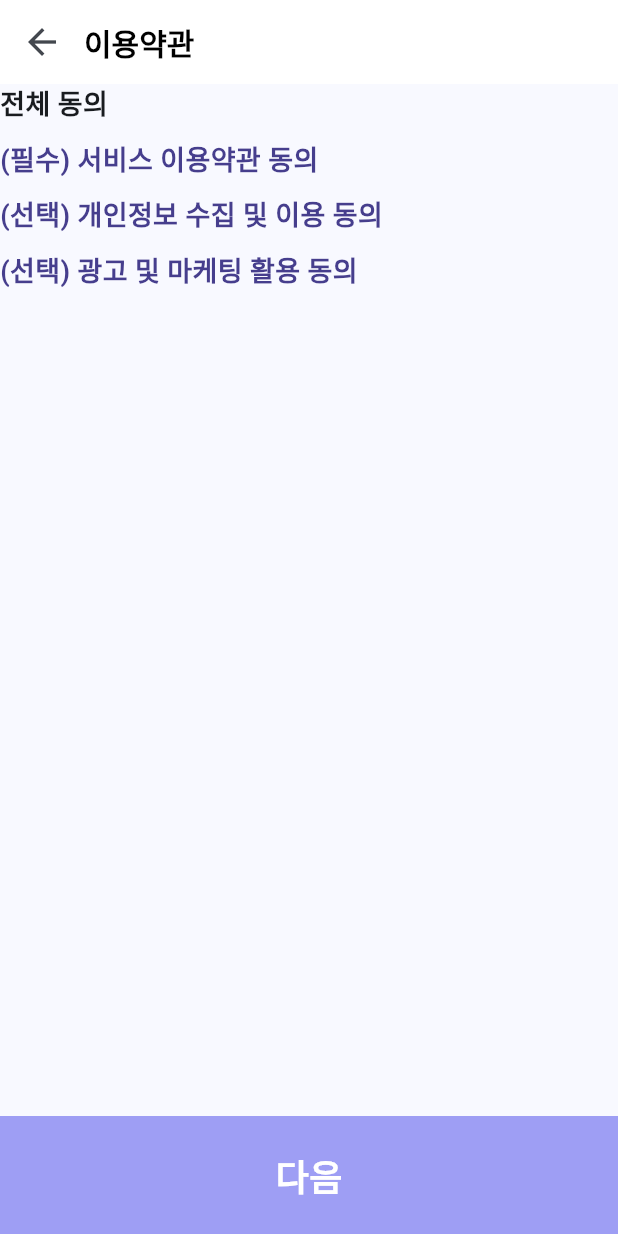
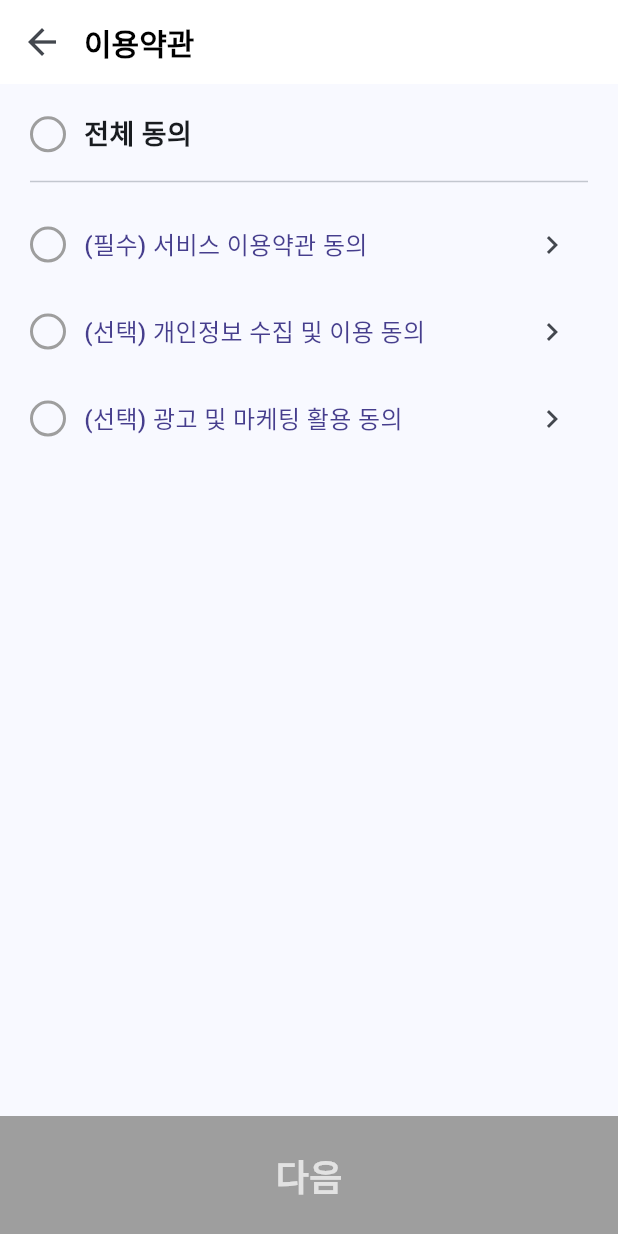
Before and after one commit to jack7141/flutter-app, a Flutter app: the TermsScreen screen opened by its route, on a phone screen of 412 x 824 dp. Run offline on Flutter 3.47's test engine with Material 3 defaults, Android fonts, the phone set to English and light mode, and no system bars; our stand-ins replace dio, flutter_riverpod, font_awesome_flutter, go_router, google_fonts, google_sign_in and 1 more.

Commit message:
약관 화면 UI 완료

```diff
--- a/lib/features/authentication/views/terms_screens.dart
+++ b/lib/features/authentication/views/terms_screens.dart
@@ -10,6 +10,53 @@ class TermsScreen extends StatefulWidget {
 }
 
 class _TermsScreenState extends State<TermsScreen> {
+  bool _agreeAll = false;
+  bool _agreeService = false;
+  bool _agreePrivacy = false;
+  bool _agreeMarketing = false;
+
+  // 원형 체크박스 위젯
+  Widget _buildCircularCheckbox(bool value, Function(bool) onChanged) {
+    return GestureDetector(
+      onTap: () => onChanged(!value),
+      child: Container(
+        width: 24,
+        height: 24,
+        decoration: BoxDecoration(
+          shape: BoxShape.circle,
+          border: Border.all(
+            color: value ? const Color(0xff9e9ef4) : Colors.grey,
+            width: 2,
+          ),
+          color: value ? const Color(0xff9e9ef4) : Colors.transparent,
+        ),
+        child: value
+            ? const Icon(Icons.check, color: Colors.white, size: 16)
+            : null,
+      ),
+    );
+  }
+
+  // 전체 동의 체크박스 처리
+  void _onAgreeAllChanged(bool value) {
+    setState(() {
+      _agreeAll = value;
+      _agreeService = _agreeAll;
+      _agreePrivacy = _agreeAll;
+      _agreeMarketing = _agreeAll;
+    });
+  }
+
+  // 개별 체크박스 처리
+  void _onIndividualChanged() {
+    setState(() {
+      _agreeAll = _agreeService && _agreePrivacy && _agreeMarketing;
+    });
+  }
+
+  // 다음 버튼 활성화 조건 (필수 항목만 체크되면 됨)
+  bool get _canProceed => _agreeService;
+
   @override
   Widget build(BuildContext context) {
     return Scaffold(
@@ -25,54 +72,168 @@ class _TermsScreenState extends State<TermsScreen> {
           onPressed: () => Navigator.of(context).pop(),
         ),
       ),
-      body: Column(
+      body: Padding(
+        padding: const EdgeInsets.all(Sizes.size20),
+        child: Column(
           crossAxisAlignment: CrossAxisAlignment.start,
           children: [
-          Text(
+            // 전체 동의
+            Row(
+              children: [
+                _buildCircularCheckbox(_agreeAll, _onAgreeAllChanged),
+                Gaps.h12,
+                Expanded(
+                  child: GestureDetector(
+                    onTap: () => _onAgreeAllChanged(!_agreeAll),
+                    child: const Text(
                       "전체 동의",
                       style: TextStyle(
                         fontSize: Sizes.size18,
                         fontWeight: FontWeight.w600,
                       ),
                     ),
-          Gaps.v10,
-          Text(
-            "(필수) 서비스 이용약관 동의",
-            style: TextStyle(
-              color: const Color(0xff463e8d),
-              fontSize: Sizes.size18,
-              fontWeight: FontWeight.w600,
-            ),
-          ),
-          Gaps.v10,
-          Text(
-            "(선택) 개인정보 수집 및 이용 동의",
-            style: TextStyle(
-              color: const Color(0xff463e8d),
-              fontSize: Sizes.size18,
-              fontWeight: FontWeight.w600,
-            ),
-          ),
-          Gaps.v10,
-          Text(
-            "(선택) 광고 및 마케팅 활용 동의",
-            style: TextStyle(
-              color: const Color(0xff463e8d),
-              fontSize: Sizes.size18,
-              fontWeight: FontWeight.w600,
                   ),
                 ),
               ],
             ),
+            Gaps.v10,
+
+            // 구분선
+            const Divider(),
+            Gaps.v10,
+
+            // 서비스 이용약관 동의 (필수)
+            Row(
+              children: [
+                _buildCircularCheckbox(_agreeService, (value) {
+                  setState(() {
+                    _agreeService = value;
+                  });
+                  _onIndividualChanged();
+                }),
+                Gaps.h12,
+                Expanded(
+                  child: GestureDetector(
+                    onTap: () {
+                      setState(() {
+                        _agreeService = !_agreeService;
+                      });
+                      _onIndividualChanged();
+                    },
+                    child: const Text(
+                      "(필수) 서비스 이용약관 동의",
+                      style: TextStyle(
+                        color: Color(0xff463e8d),
+                        fontSize: Sizes.size16,
+                        fontWeight: FontWeight.w500,
+                      ),
+                    ),
+                  ),
+                ),
+                IconButton(
+                  icon: const Icon(Icons.chevron_right),
+                  onPressed: () {
+                    // 약관 상세보기 기능
+                  },
+                ),
+              ],
+            ),
+            Gaps.v10,
+
+            // 개인정보 수집 동의 (선택)
+            Row(
+              children: [
+                _buildCircularCheckbox(_agreePrivacy, (value) {
+                  setState(() {
+                    _agreePrivacy = value;
+                  });
+                  _onIndividualChanged();
+                }),
+                Gaps.h12,
+                Expanded(
+                  child: GestureDetector(
+                    onTap: () {
+                      setState(() {
+                        _agreePrivacy = !_agreePrivacy;
+                      });
+                      _onIndividualChanged();
+                    },
+                    child: const Text(
+                      "(선택) 개인정보 수집 및 이용 동의",
+                      style: TextStyle(
+                        color: Color(0xff463e8d),
+                        fontSize: Sizes.size16,
+                        fontWeight: FontWeight.w500,
+                      ),
+                    ),
+                  ),
+                ),
+                IconButton(
+                  icon: const Icon(Icons.chevron_right),
+                  onPressed: () {
+                    // 약관 상세보기 기능
+                  },
+                ),
+              ],
+            ),
+            Gaps.v10,
+
+            // 마케팅 동의 (선택)
+            Row(
+              children: [
+                _buildCircularCheckbox(_agreeMarketing, (value) {
+                  setState(() {
+                    _agreeMarketing = value;
+                  });
+                  _onIndividualChanged();
+                }),
+                Gaps.h12,
+                Expanded(
+                  child: GestureDetector(
+                    onTap: () {
+                      setState(() {
+                        _agreeMarketing = !_agreeMarketing;
+                      });
+                      _onIndividualChanged();
+                    },
+                    child: const Text(
+                      "(선택) 광고 및 마케팅 활용 동의",
+                      style: TextStyle(
+                        color: Color(0xff463e8d),
+                        fontSize: Sizes.size16,
+                        fontWeight: FontWeight.w500,
+                      ),
+                    ),
+                  ),
+                ),
+                IconButton(
+                  icon: const Icon(Icons.chevron_right),
+                  onPressed: () {
+                    // 약관 상세보기 기능
+                  },
+                ),
+              ],
+            ),
+          ],
+        ),
+      ),
       bottomNavigationBar: BottomAppBar(
-        color: const Color(0xff9e9ef4),
+        color: _canProceed ? const Color(0xff9e9ef4) : Colors.grey,
+        child: GestureDetector(
+          onTap: _canProceed
+              ? () {
+                  // 다음 화면으로 이동 로직
+                  print("필수 약관 동의 완료!");
+                  // context.push('/next-screen');
+                }
+              : null,
           child: Row(
             mainAxisAlignment: MainAxisAlignment.center,
             children: [
               Text(
                 "다음",
                 style: TextStyle(
-                color: Colors.white,
+                  color: _canProceed ? Colors.white : Colors.white70,
                   fontSize: Sizes.size24,
                   fontWeight: FontWeight.w600,
                 ),
@@ -80,6 +241,7 @@ class _TermsScreenState extends State<TermsScreen> {
             ],
           ),
         ),
+      ),
     );
   }
 }
```
Lines whose indentation alone changed are shown as unchanged.
